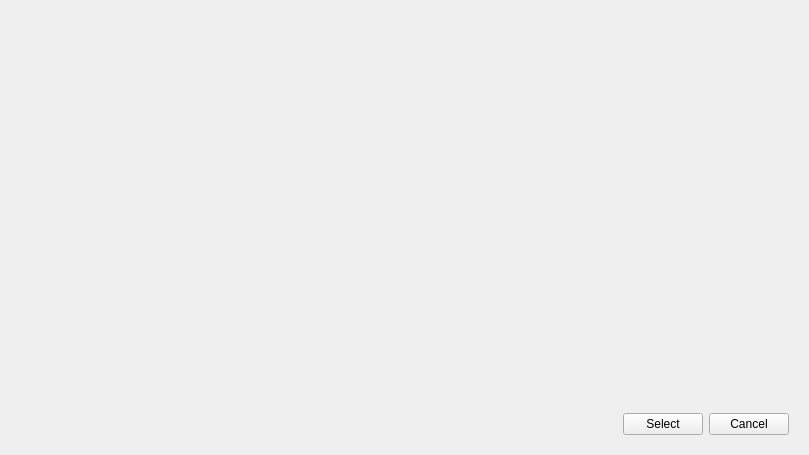
IfengAutomation/uitester, file uitester/ui/case_run/add_device.ui: the form before one commit.
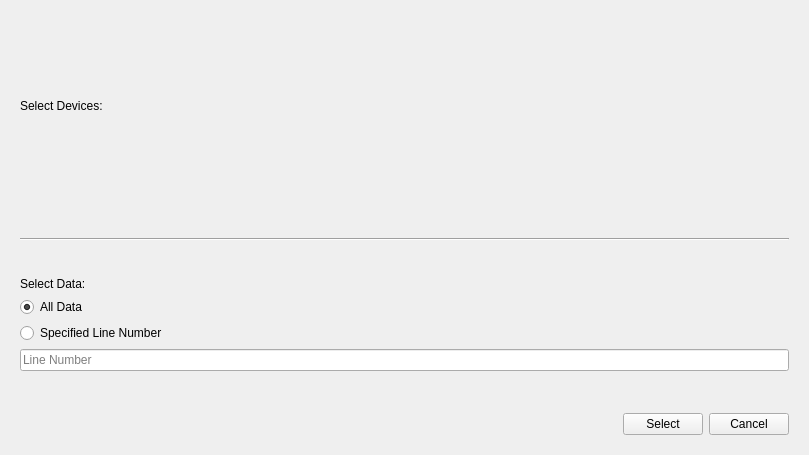
The form after the commit.

Commit message: add select case data

What changed in the file:
```diff
--- a/uitester/ui/case_run/add_device.ui
+++ b/uitester/ui/case_run/add_device.ui
@@ -19,7 +19,7 @@
   <property name="windowTitle">
    <string>Add Devices</string>
   </property>
-  <layout class="QVBoxLayout" name="verticalLayout_2">
+  <layout class="QVBoxLayout" name="verticalLayout_3">
    <item>
     <widget class="QWidget" name="device_show_area" native="true">
      <property name="sizePolicy">
@@ -29,12 +29,102 @@
       </sizepolicy>
      </property>
      <layout class="QVBoxLayout" name="verticalLayout">
+      <property name="bottomMargin">
+      </property>
+      <item>
+       <widget class="QLabel" name="devices_label">
+        <property name="sizePolicy">
+         <sizepolicy hsizetype="Fixed" vsizetype="Fixed">
+          <horstretch>0</horstretch>
+          <verstretch>0</verstretch>
+         </sizepolicy>
+        </property>
+        <property name="text">
+         <string>Select Devices:</string>
+        </property>
+       </widget>
+      </item>
       <item>
        <layout class="QVBoxLayout" name="devices_layout"/>
       </item>
      </layout>
     </widget>
    </item>
+   <item>
+    <widget class="QWidget" name="data_area" native="true">
+     <property name="sizePolicy">
+      <sizepolicy hsizetype="Expanding" vsizetype="Expanding">
+       <horstretch>0</horstretch>
+       <verstretch>0</verstretch>
+      </sizepolicy>
+     </property>
+     <layout class="QVBoxLayout" name="verticalLayout_2">
+      <property name="topMargin">
+       <number>12</number>
+      </property>
+      <item>
+       <widget class="Line" name="line">
+        <property name="orientation">
+         <enum>Qt::Horizontal</enum>
+        </property>
+       </widget>
+      </item>
+      <item>
+       <layout class="QVBoxLayout" name="data_layout">
+        <property name="topMargin">
+         <number>12</number>
+        </property>
+        <item>
+         <widget class="QLabel" name="data_label">
+          <property name="sizePolicy">
+           <sizepolicy hsizetype="Fixed" vsizetype="Fixed">
+            <horstretch>0</horstretch>
+            <verstretch>0</verstretch>
+           </sizepolicy>
+          </property>
+          <property name="text">
+           <string>Select Data:</string>
+          </property>
+         </widget>
+        </item>
+        <item>
+         <widget class="QRadioButton" name="all_radio_btn">
+          <property name="text">
+           <string>All Data</string>
+          </property>
+          <property name="checked">
+           <bool>true</bool>
+          </property>
+         </widget>
+        </item>
+        <item>
+         <widget class="QRadioButton" name="line_number_radio_btn">
+          <property name="text">
+           <string>Specified Line Number</string>
+          </property>
+         </widget>
+        </item>
+        <item>
+         <widget class="QLineEdit" name="line_number_line_edit">
+          <property name="sizePolicy">
+           <sizepolicy hsizetype="Preferred" vsizetype="Fixed">
+            <horstretch>0</horstretch>
+            <verstretch>0</verstretch>
+           </sizepolicy>
+          </property>
+          <property name="readOnly">
+           <bool>false</bool>
+          </property>
+          <property name="placeholderText">
+           <string>Line Number</string>
+          </property>
+         </widget>
+        </item>
+       </layout>
+      </item>
+     </layout>
+    </widget>
+   </item>
    <item>
     <widget class="QWidget" name="widget" native="true">
      <property name="sizePolicy">
```
Left out of the diff: 2 changed lines with no effect on the pictures. The commit also changes 3 other files.
